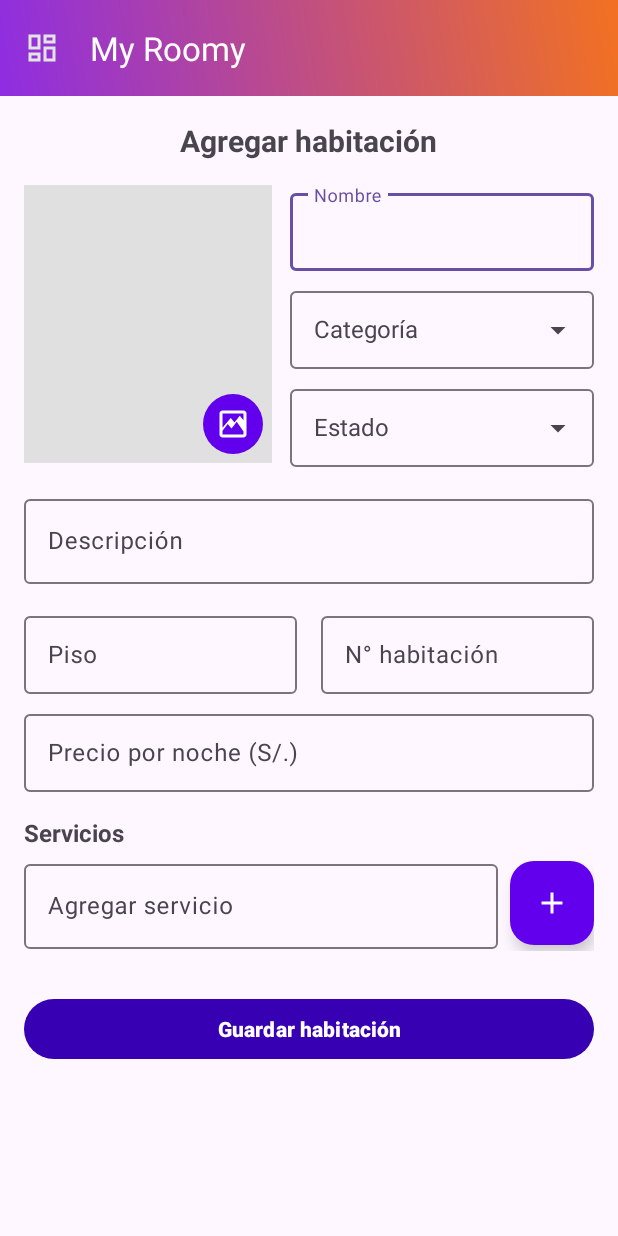
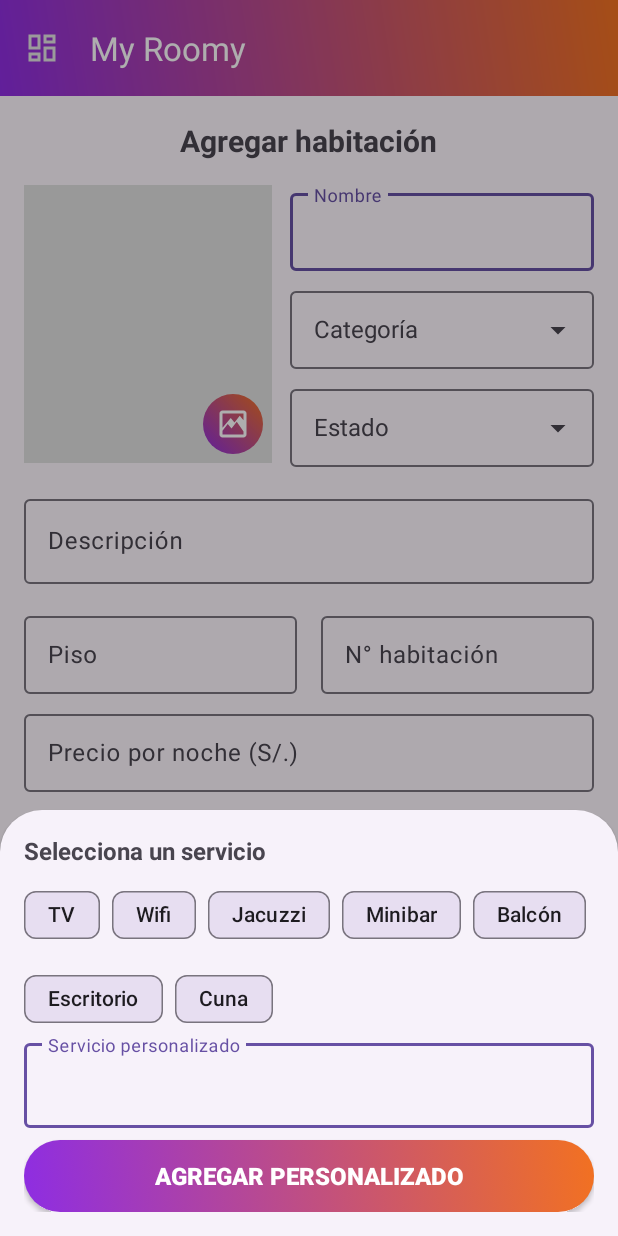
Before and after one commit to Carlos-Hinojosa17/My_Roomy, an Android app: the fragment HabitacionFormFragment placed in its activity, after a tap on "Agregar servicio", on a phone screen of 412 x 824 dp. Run offline under Robolectric (Android 15) with nearby library versions, the phone set to English and light mode, and no system bars; pictures from the network do not load; 1 other tap on this screen came first.

Commit message:
proyecto completo---

```diff
--- a/app/src/main/java/com/example/myroomy/dashboard/database/AdminDatabaseHelper.kt
+++ b/app/src/main/java/com/example/myroomy/dashboard/database/AdminDatabaseHelper.kt
@@ -5,7 +5,7 @@ import android.database.sqlite.SQLiteDatabase
 import android.database.sqlite.SQLiteOpenHelper
 
 class AdminDatabaseHelper(context: Context) :
-    SQLiteOpenHelper(context, "myroomy.db", null, 2) { // Versión incrementada por nueva tabla
+    SQLiteOpenHelper(context, "myroomy.db", null, 4) { // Versión incrementada por nueva tabla
 
     override fun onCreate(db: SQLiteDatabase) {
         // Usuarios
--- /dev/null
+++ b/app/src/main/java/com/example/myroomy/dashboard/fragments/ServiciosBottomSheet.kt
@@ -0,0 +1,77 @@
+package com.example.myroomy.dashboard.fragments
+
+import android.app.Dialog
+import android.os.Bundle
+import android.view.LayoutInflater
+import android.widget.Toast
+import com.example.myroomy.databinding.BottomsheetServiciosBinding
+import com.google.android.material.bottomsheet.BottomSheetDialogFragment
+import com.google.android.material.chip.Chip
+
+class ServiciosBottomSheet(
+    private val serviciosExistentes: List<String>,
+    private val onServicioAgregado: (String) -> Unit
+) : BottomSheetDialogFragment() {
+
+    private var _binding: BottomsheetServiciosBinding? = null
+    private val binding get() = _binding!!
+
+    private val sugerenciasServicios = listOf(
+        "TV", "Wifi", "Jacuzzi", "Minibar", "Balcón", "Escritorio", "Cuna"
+    )
+
+    override fun onCreateDialog(savedInstanceState: Bundle?): Dialog {
+        val dialog = super.onCreateDialog(savedInstanceState)
+        _binding = BottomsheetServiciosBinding.inflate(LayoutInflater.from(context))
+        dialog.setContentView(binding.root)
+
+        cargarChips()
+
+        binding.btnAgregarPersonalizado.setOnClickListener {
+            val servicio = binding.inputServicioPersonalizado.text.toString().trim()
+            if (servicio.isNotEmpty()) {
+                if (serviciosExistentes.any { it.equals(servicio, ignoreCase = true) }) {
+                    Toast.makeText(requireContext(), "Ya agregado", Toast.LENGTH_SHORT).show()
+                } else {
+                    onServicioAgregado(servicio)
+                    dismiss()
+                }
+            } else {
+                Toast.makeText(requireContext(), "Escribe un servicio", Toast.LENGTH_SHORT).show()
+            }
+        }
+
+        return dialog
+    }
+
+    private fun cargarChips() {
+        val disponibles = sugerenciasServicios.filterNot { s ->
+            serviciosExistentes.any { it.equals(s, ignoreCase = true) }
+        }
+
+        if (disponibles.isEmpty()) {
+            binding.chipGroupSugerencias.addView(Chip(requireContext()).apply {
+                text = "Sin sugerencias disponibles"
+                isEnabled = false
+            })
+        } else {
+            disponibles.forEach { servicio ->
+                val chip = Chip(requireContext()).apply {
+                    text = servicio
+                    isClickable = true
+                    isCheckable = false
+                    setOnClickListener {
+                        onServicioAgregado(servicio)
+                        dismiss()
+                    }
+                }
+                binding.chipGroupSugerencias.addView(chip)
+            }
+        }
+    }
+
+    override fun onDestroyView() {
+        super.onDestroyView()
+        _binding = null
+    }
+}
--- /dev/null
+++ b/app/src/main/res/layout/bottomsheet_servicios.xml
@@ -0,0 +1,50 @@
+<?xml version="1.0" encoding="utf-8"?>
+<LinearLayout
+    xmlns:android="http://schemas.android.com/apk/res/android"
+    xmlns:app="http://schemas.android.com/apk/res-auto"
+    android:orientation="vertical"
+    android:padding="16dp"
+    android:layout_width="match_parent"
+    android:layout_height="wrap_content">
+
+    <TextView
+        android:text="Selecciona un servicio"
+        android:textStyle="bold"
+        android:textSize="16sp"
+        android:layout_marginBottom="8dp"
+        android:layout_width="wrap_content"
+        android:layout_height="wrap_content"/>
+
+    <com.google.android.material.chip.ChipGroup
+        android:id="@+id/chipGroupSugerencias"
+        android:layout_width="match_parent"
+        android:layout_height="wrap_content"
+        app:chipSpacing="8dp"
+        app:singleLine="false"/>
+
+    <com.google.android.material.textfield.TextInputLayout
+        android:layout_width="match_parent"
+        android:layout_height="wrap_content"
+        android:hint="Servicio personalizado">
+
+        <com.google.android.material.textfield.TextInputEditText
+            android:id="@+id/inputServicioPersonalizado"
+            android:layout_width="match_parent"
+            android:layout_height="wrap_content"/>
+
+    </com.google.android.material.textfield.TextInputLayout>
+
+    <androidx.appcompat.widget.AppCompatButton
+        android:id="@+id/btnAgregarPersonalizado"
+        android:layout_width="match_parent"
+        android:layout_height="wrap_content"
+        android:text="Agregar personalizado"
+        android:textColor="@android:color/white"
+        android:textStyle="bold"
+        android:textSize="16sp"
+        android:background="@drawable/button_gradient"
+        app:icon="@drawable/ic_add"
+        app:iconGravity="textStart"
+        android:layout_marginTop="8dp"/>
+
+</LinearLayout>
--- a/app/src/main/res/layout/fragment_admin_habitacion_form.xml
+++ b/app/src/main/res/layout/fragment_admin_habitacion_form.xml
@@ -48,8 +48,7 @@
                     android:layout_height="40dp"
                     android:layout_gravity="bottom|end"
                     android:layout_margin="6dp"
-                    android:background="@drawable/bg_round_button"
-                    android:backgroundTint="@color/purple_500"
+                    android:background="@drawable/button_gradient"
                     android:contentDescription="Seleccionar imagen"
                     android:scaleType="centerInside"
                     android:src="@drawable/ic_image"
@@ -213,6 +212,7 @@
         </com.google.android.material.textfield.TextInputLayout>
 
         <!-- Servicios -->
+
         <TextView
             android:layout_width="wrap_content"
             android:layout_height="wrap_content"
@@ -221,66 +221,38 @@
             android:textSize="16sp"
             android:layout_marginTop="16dp" />
 
-        <LinearLayout
-            android:layout_width="match_parent"
-            android:layout_height="wrap_content"
-            android:orientation="horizontal"
-            android:gravity="center_vertical"
-            android:layout_marginTop="4dp">
-
-            <com.google.android.material.textfield.TextInputLayout
-                android:layout_width="0dp"
-                android:layout_weight="1"
-                android:layout_height="wrap_content"
-                android:hint="Agregar servicio"
-                style="@style/Widget.Material3.TextInputLayout.OutlinedBox"
-                app:boxBackgroundMode="outline">
-
-                <com.google.android.material.textfield.TextInputEditText
-                    android:id="@+id/inputServicioUnitario"
-                    android:layout_width="match_parent"
-                    android:layout_height="wrap_content"
-                    android:inputType="text" />
-            </com.google.android.material.textfield.TextInputLayout>
-
-            <com.google.android.material.floatingactionbutton.FloatingActionButton
-                android:id="@+id/btnAgregarServicio"
-                android:layout_width="wrap_content"
-                android:layout_height="wrap_content"
-                android:layout_marginStart="8dp"
-                android:layout_marginTop="4dp"
-                android:layout_marginBottom="4dp"
-                android:contentDescription="Agregar servicio"
-                android:clickable="true"
-                android:focusable="true"
-                app:srcCompat="@drawable/ic_add"
-                app:tint="@android:color/white"
-                app:backgroundTint="@color/purple_500"
-                app:fabSize="mini" />
-        </LinearLayout>
-
-
         <com.google.android.material.chip.ChipGroup
             android:id="@+id/chipGroupServicios"
             android:layout_width="match_parent"
             android:layout_height="wrap_content"
             android:layout_marginTop="8dp"
             app:singleLine="false"
-            app:chipSpacing="8dp"
-            app:lineSpacing="4dp" />
+            app:chipSpacingHorizontal="6dp"
+            app:chipSpacingVertical="2dp" />
+
+
+        <com.google.android.material.button.MaterialButton
+            android:id="@+id/btnAgregarServicio"
+            android:layout_width="wrap_content"
+            android:layout_height="wrap_content"
+            android:text="Agregar servicio"
+            app:icon="@drawable/ic_add"
+            app:backgroundTint="@color/colorPrecio"
+            app:iconGravity="textStart"
+            android:layout_marginTop="8dp" />
 
 
         <!-- Botón Guardar -->
-        <com.google.android.material.button.MaterialButton
+        <androidx.appcompat.widget.AppCompatButton
             android:id="@+id/btnGuardarHabitacion"
             android:layout_width="match_parent"
             android:layout_height="wrap_content"
             android:text="Guardar habitación"
             android:textAllCaps="false"
+            android:background="@drawable/button_gradient"
             android:textStyle="bold"
             android:icon="@drawable/ic_save"
             app:iconPadding="8dp"
-            app:backgroundTint="@color/purple_700"
             android:textColor="@android:color/white"
             android:layout_marginTop="20dp" />
     </LinearLayout>
```
Also changed, not shown: app/src/main/java/com/example/myroomy/RegistroActivity.kt (deleted, +0 -68 lines), app/src/main/java/com/example/myroomy/dashboard/fragments/HabitacionFormFragment.kt (+38 -29 lines), app/src/main/res/layout/activity_registro.xml (deleted, +0 -116 lines), app/src/main/res/layout/fragment_admin_usuario_form.xml (+3 -4 lines).
